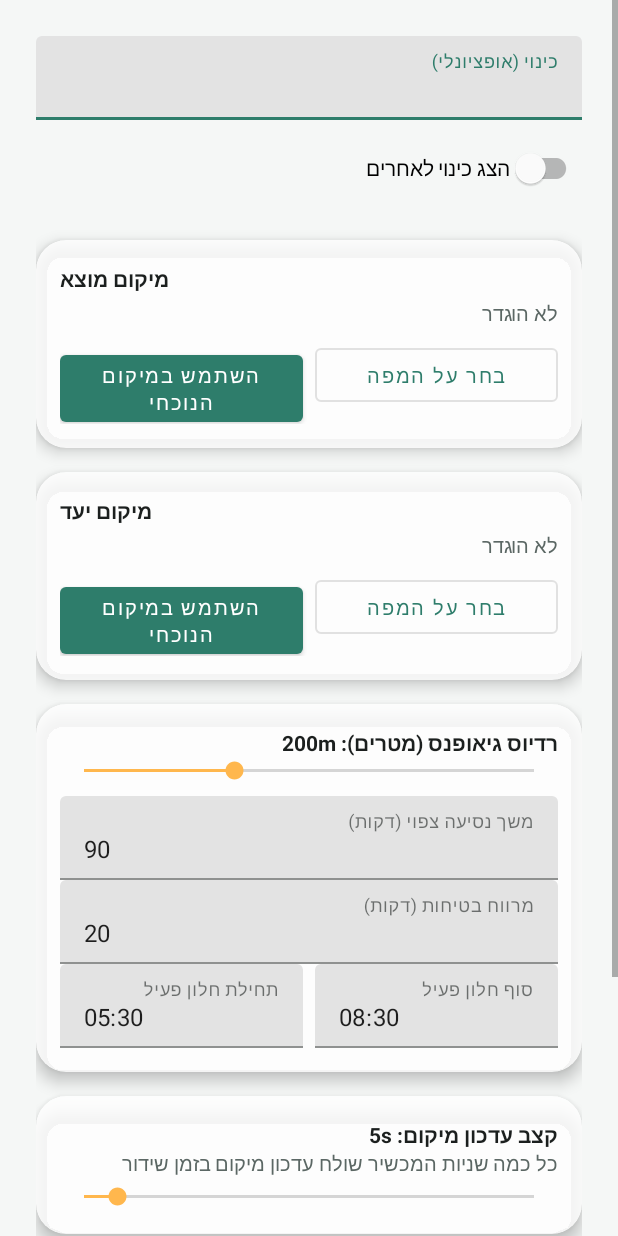
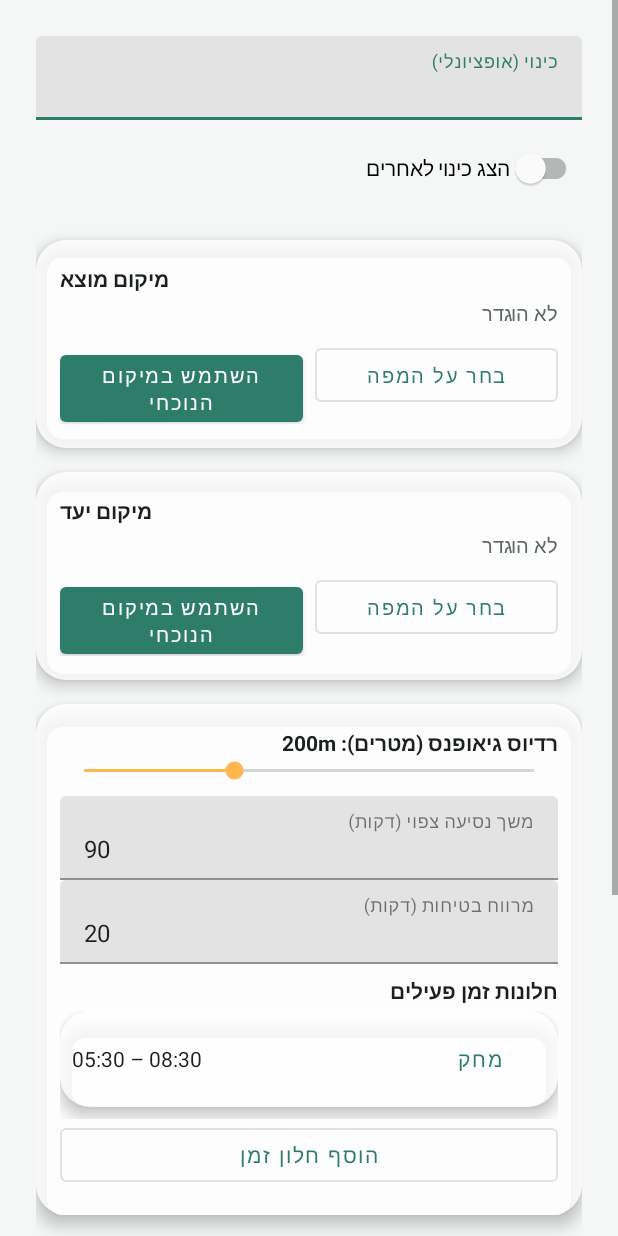
Before and after one commit to shimonhoter/transportation_location_sharing, an Android app: the SettingsActivity screen opened directly, with no data from a screen before it, on a phone screen of 412 x 824 dp. Run offline under Robolectric (Android 15) with nearby library versions, the phone set to English and light mode, and no system bars.

Commit message:
Add map auto-centering and multiple active time windows
Map auto-center:
- assets/map.html: a toggle control (view mode only, on by default at
  every fresh launch) that centers the map on the ride's location on
  every update. Turning it off lets the user freely pan/zoom without
  being pulled back; turning it back on immediately re-centers on the
  current marker.

Multiple active time windows:
- New TimeWindow data class (data/TimeWindow.kt) — a daily
  start/end-minutes window with a stable id.
- Prefs.activeWindows replaces the old single
  activeWindowStartMinutes/activeWindowEndMinutes pair with a
  JSON-backed list; migrates an existing single window from prior
  installs automatically.
- ActiveWindow.isNowActive now checks whether the current time falls
  inside ANY configured window, not just one.
- Settings screen: the two start/end fields are replaced with a list of
  windows (tap a row to edit, delete button per row) plus an "add
  window" button, backed by a shared add/edit dialog. Refuses to delete
  the last remaining window and validates end > start, so automation
  can never end up silently disabled by an empty or malformed window
  list.

docs/SPEC_HE.md and SPEC_EN.md updated (sections 3.3 and 6) to describe
both features.

Co-Authored-By: Claude Sonnet 5 <noreply@anthropic.com>
Claude-Session: https://claude.ai/code/session_01B9TmSu4LDiP2H4gaGacLuC

```diff
--- a/app/src/main/java/com/shimonhoter/ridelocationshare/SettingsActivity.kt
+++ b/app/src/main/java/com/shimonhoter/ridelocationshare/SettingsActivity.kt
@@ -5,17 +5,23 @@ import android.app.TimePickerDialog
 import android.content.Intent
 import android.content.pm.PackageManager
 import android.os.Bundle
+import android.view.LayoutInflater
 import android.widget.CheckBox
 import android.widget.SeekBar
 import android.widget.Toast
 import androidx.activity.result.contract.ActivityResultContracts
+import androidx.appcompat.app.AlertDialog
 import androidx.appcompat.app.AppCompatActivity
 import androidx.core.content.ContextCompat
 import com.google.android.gms.location.LocationServices
 import com.shimonhoter.ridelocationshare.data.GeoPoint
 import com.shimonhoter.ridelocationshare.data.Prefs
+import com.shimonhoter.ridelocationshare.data.TimeWindow
 import com.shimonhoter.ridelocationshare.databinding.ActivitySettingsBinding
+import com.shimonhoter.ridelocationshare.databinding.DialogTimeWindowBinding
+import com.shimonhoter.ridelocationshare.databinding.ItemTimeWindowBinding
 import java.util.Calendar
+import java.util.UUID
 
 class SettingsActivity : AppCompatActivity() {
 
@@ -25,6 +31,7 @@ class SettingsActivity : AppCompatActivity() {
     private var pendingOrigin: GeoPoint? = null
     private var pendingDestination: GeoPoint? = null
     private var mapPickerTarget: PickTarget? = null
+    private val pendingTimeWindows = mutableListOf<TimeWindow>()
 
     private enum class PickTarget { ORIGIN, DESTINATION }
 
@@ -53,8 +60,7 @@ class SettingsActivity : AppCompatActivity() {
         binding.btnOriginPickMap.setOnClickListener { openMapPicker(PickTarget.ORIGIN) }
         binding.btnDestinationPickMap.setOnClickListener { openMapPicker(PickTarget.DESTINATION) }
 
-        binding.etActiveWindowStart.setOnClickListener { pickTime(binding.etActiveWindowStart) }
-        binding.etActiveWindowEnd.setOnClickListener { pickTime(binding.etActiveWindowEnd) }
+        binding.btnAddTimeWindow.setOnClickListener { showTimeWindowDialog(null) }
 
         binding.seekGeofenceRadius.setOnSeekBarChangeListener(object : SeekBar.OnSeekBarChangeListener {
             override fun onProgressChanged(seekBar: SeekBar?, progress: Int, fromUser: Boolean) {
@@ -92,8 +98,10 @@ class SettingsActivity : AppCompatActivity() {
 
         binding.etTripDuration.setText(prefs.tripDurationMinutes.toString())
         binding.etSafetyMargin.setText(prefs.safetyMarginMinutes.toString())
-        binding.etActiveWindowStart.setText(minutesToTime(prefs.activeWindowStartMinutes))
-        binding.etActiveWindowEnd.setText(minutesToTime(prefs.activeWindowEndMinutes))
+
+        pendingTimeWindows.clear()
+        pendingTimeWindows.addAll(prefs.activeWindows)
+        renderTimeWindowsList()
 
         val activeDays = prefs.activeDays
         binding.cbSunday.isChecked = Calendar.SUNDAY in activeDays
@@ -103,6 +111,55 @@ class SettingsActivity : AppCompatActivity() {
         binding.cbThursday.isChecked = Calendar.THURSDAY in activeDays
         binding.cbFriday.isChecked = Calendar.FRIDAY in activeDays
         binding.cbSaturday.isChecked = Calendar.SATURDAY in activeDays
+    }
+
+    private fun renderTimeWindowsList() {
+        binding.llTimeWindows.removeAllViews()
+        pendingTimeWindows.forEach { window ->
+            val itemBinding = ItemTimeWindowBinding.inflate(layoutInflater, binding.llTimeWindows, false)
+            itemBinding.tvTimeWindowLabel.text = "${minutesToTime(window.startMinutes)} – ${minutesToTime(window.endMinutes)}"
+            itemBinding.root.setOnClickListener { showTimeWindowDialog(window) }
+            itemBinding.btnDeleteTimeWindow.setOnClickListener { deleteTimeWindow(window) }
+            binding.llTimeWindows.addView(itemBinding.root)
+        }
+    }
+
+    private fun deleteTimeWindow(window: TimeWindow) {
+        if (pendingTimeWindows.size <= 1) {
+            Toast.makeText(this, R.string.time_windows_empty_error, Toast.LENGTH_SHORT).show()
+            return
+        }
+        pendingTimeWindows.removeAll { it.id == window.id }
+        renderTimeWindowsList()
+    }
+
+    private fun showTimeWindowDialog(existing: TimeWindow?) {
+        val dialogBinding = DialogTimeWindowBinding.inflate(LayoutInflater.from(this))
+        dialogBinding.etWindowStart.setText(minutesToTime(existing?.startMinutes ?: 5 * 60 + 30))
+        dialogBinding.etWindowEnd.setText(minutesToTime(existing?.endMinutes ?: 8 * 60 + 30))
+        dialogBinding.etWindowStart.setOnClickListener { pickTime(dialogBinding.etWindowStart) }
+        dialogBinding.etWindowEnd.setOnClickListener { pickTime(dialogBinding.etWindowEnd) }
+
+        AlertDialog.Builder(this)
+            .setTitle(R.string.active_windows_label)
+            .setView(dialogBinding.root)
+            .setPositiveButton(R.string.save_button) { _, _ ->
+                val startMinutes = timeToMinutes(dialogBinding.etWindowStart.text?.toString(), existing?.startMinutes ?: 0)
+                val endMinutes = timeToMinutes(dialogBinding.etWindowEnd.text?.toString(), existing?.endMinutes ?: 0)
+                if (endMinutes <= startMinutes) {
+                    Toast.makeText(this, R.string.time_window_invalid_error, Toast.LENGTH_SHORT).show()
+                    return@setPositiveButton
+                }
+                if (existing != null) {
+                    pendingTimeWindows.removeAll { it.id == existing.id }
+                    pendingTimeWindows.add(TimeWindow(existing.id, startMinutes, endMinutes))
+                } else {
+                    pendingTimeWindows.add(TimeWindow(UUID.randomUUID().toString(), startMinutes, endMinutes))
+                }
+                renderTimeWindowsList()
+            }
+            .setNegativeButton(android.R.string.cancel, null)
+            .show()
     }
 
     private fun updateGeofenceLabel(radius: Int) {
@@ -197,8 +254,7 @@ class SettingsActivity : AppCompatActivity() {
         prefs.locationUpdateIntervalSeconds = binding.seekLocationUpdateInterval.progress
         prefs.tripDurationMinutes = binding.etTripDuration.text?.toString()?.toIntOrNull() ?: prefs.tripDurationMinutes
         prefs.safetyMarginMinutes = binding.etSafetyMargin.text?.toString()?.toIntOrNull() ?: prefs.safetyMarginMinutes
-        prefs.activeWindowStartMinutes = timeToMinutes(binding.etActiveWindowStart.text?.toString(), prefs.activeWindowStartMinutes)
-        prefs.activeWindowEndMinutes = timeToMinutes(binding.etActiveWindowEnd.text?.toString(), prefs.activeWindowEndMinutes)
+        prefs.activeWindows = pendingTimeWindows.toList()
 
         val days = mutableSetOf<Int>()
         addDayIfChecked(days, binding.cbSunday, Calendar.SUNDAY)
--- a/app/src/main/java/com/shimonhoter/ridelocationshare/data/Prefs.kt
+++ b/app/src/main/java/com/shimonhoter/ridelocationshare/data/Prefs.kt
@@ -42,14 +42,25 @@ class Prefs(context: Context) {
         get() = sp.getInt(KEY_SAFETY_MARGIN, 20)
         set(value) = sp.edit().putInt(KEY_SAFETY_MARGIN, value).apply()
 
-    /** Minutes since midnight. Default 05:30-08:30. */
-    var activeWindowStartMinutes: Int
-        get() = sp.getInt(KEY_WINDOW_START, 5 * 60 + 30)
-        set(value) = sp.edit().putInt(KEY_WINDOW_START, value).apply()
-
-    var activeWindowEndMinutes: Int
-        get() = sp.getInt(KEY_WINDOW_END, 8 * 60 + 30)
-        set(value) = sp.edit().putInt(KEY_WINDOW_END, value).apply()
+    /** One or more daily active windows (minutes since midnight); ANY match activates automation. */
+    var activeWindows: List<TimeWindow>
+        get() {
+            val raw = sp.getString(KEY_ACTIVE_WINDOWS, null)
+            if (raw != null) {
+                val array = JSONArray(raw)
+                return (0 until array.length()).map { TimeWindow.fromJson(array.getJSONObject(it)) }
+            }
+            // Migrate a pre-existing single window from before multi-window support, if any.
+            if (sp.contains(KEY_WINDOW_START) && sp.contains(KEY_WINDOW_END)) {
+                return listOf(TimeWindow("default", sp.getInt(KEY_WINDOW_START, 5 * 60 + 30), sp.getInt(KEY_WINDOW_END, 8 * 60 + 30)))
+            }
+            return listOf(TimeWindow("default", 5 * 60 + 30, 8 * 60 + 30))
+        }
+        set(value) {
+            val array = JSONArray()
+            value.forEach { array.put(it.toJson()) }
+            sp.edit().putString(KEY_ACTIVE_WINDOWS, array.toString()).apply()
+        }
 
     /** java.util.Calendar.DAY_OF_WEEK values (1=Sunday..7=Saturday). Default Sun-Thu. */
     var activeDays: Set<Int>
@@ -116,6 +127,7 @@ class Prefs(context: Context) {
         private const val KEY_SAFETY_MARGIN = "safety_margin"
         private const val KEY_WINDOW_START = "window_start"
         private const val KEY_WINDOW_END = "window_end"
+        private const val KEY_ACTIVE_WINDOWS = "active_windows"
         private const val KEY_ACTIVE_DAYS = "active_days"
         private const val KEY_ALERT_ZONES = "alert_zones"
         private const val KEY_ALERTED_ZONE_IDS = "alerted_zone_ids"
--- /dev/null
+++ b/app/src/main/java/com/shimonhoter/ridelocationshare/data/TimeWindow.kt
@@ -0,0 +1,24 @@
+package com.shimonhoter.ridelocationshare.data
+
+import org.json.JSONObject
+
+/** Minutes since midnight for both bounds; a single daily active window (docs/SPEC_EN.md 3.3/3.8). */
+data class TimeWindow(
+    val id: String,
+    val startMinutes: Int,
+    val endMinutes: Int
+) {
+    fun toJson(): JSONObject = JSONObject().apply {
+        put("id", id)
+        put("startMinutes", startMinutes)
+        put("endMinutes", endMinutes)
+    }
+
+    companion object {
+        fun fromJson(json: JSONObject): TimeWindow = TimeWindow(
+            id = json.getString("id"),
+            startMinutes = json.getInt("startMinutes"),
+            endMinutes = json.getInt("endMinutes")
+        )
+    }
+}
--- a/app/src/main/java/com/shimonhoter/ridelocationshare/util/ActiveWindow.kt
+++ b/app/src/main/java/com/shimonhoter/ridelocationshare/util/ActiveWindow.kt
@@ -5,7 +5,9 @@ import java.util.Calendar
 
 /**
  * "Active days" gate everything else, per docs/SPEC_EN.md 2/3.3: the app
- * must never activate automation outside the configured days/time window.
+ * must never activate automation outside the configured days/time windows.
+ * A user can configure more than one daily window (e.g. morning commute AND
+ * evening return) — any one of them matching is enough.
  */
 object ActiveWindow {
     fun isNowActive(prefs: Prefs, now: Calendar = Calendar.getInstance()): Boolean {
@@ -13,6 +15,6 @@ object ActiveWindow {
         if (dayOfWeek !in prefs.activeDays) return false
 
         val minutesNow = now.get(Calendar.HOUR_OF_DAY) * 60 + now.get(Calendar.MINUTE)
-        return minutesNow in prefs.activeWindowStartMinutes..prefs.activeWindowEndMinutes
+        return prefs.activeWindows.any { minutesNow in it.startMinutes..it.endMinutes }
     }
 }
--- a/app/src/main/res/layout/activity_settings.xml
+++ b/app/src/main/res/layout/activity_settings.xml
@@ -176,40 +176,27 @@
                         android:inputType="number" />
                 </com.google.android.material.textfield.TextInputLayout>
 
-                <LinearLayout
+                <TextView
                     android:layout_width="match_parent"
                     android:layout_height="wrap_content"
-                    android:orientation="horizontal">
+                    android:layout_marginTop="@dimen/spacing_sm"
+                    android:layout_marginBottom="@dimen/spacing_xs"
+                    android:text="@string/active_windows_label"
+                    android:textColor="@color/on_surface"
+                    android:textStyle="bold" />
 
-                    <com.google.android.material.textfield.TextInputLayout
-                        android:layout_width="0dp"
-                        android:layout_height="wrap_content"
-                        android:layout_weight="1"
-                        android:layout_marginEnd="@dimen/spacing_sm"
-                        android:hint="@string/active_window_start_label">
+                <LinearLayout
+                    android:id="@+id/llTimeWindows"
+                    android:layout_width="match_parent"
+                    android:layout_height="wrap_content"
+                    android:orientation="vertical" />
 
-                        <com.google.android.material.textfield.TextInputEditText
-                            android:id="@+id/etActiveWindowStart"
-                            android:layout_width="match_parent"
-                            android:layout_height="wrap_content"
-                            android:focusable="false"
-                            android:clickable="true" />
-                    </com.google.android.material.textfield.TextInputLayout>
-
-                    <com.google.android.material.textfield.TextInputLayout
-                        android:layout_width="0dp"
-                        android:layout_height="wrap_content"
-                        android:layout_weight="1"
-                        android:hint="@string/active_window_end_label">
-
-                        <com.google.android.material.textfield.TextInputEditText
-                            android:id="@+id/etActiveWindowEnd"
-                            android:layout_width="match_parent"
-                            android:layout_height="wrap_content"
-                            android:focusable="false"
-                            android:clickable="true" />
-                    </com.google.android.material.textfield.TextInputLayout>
-                </LinearLayout>
+                <com.google.android.material.button.MaterialButton
+                    android:id="@+id/btnAddTimeWindow"
+                    style="@style/Widget.MaterialComponents.Button.OutlinedButton"
+                    android:layout_width="match_parent"
+                    android:layout_height="wrap_content"
+                    android:text="@string/add_time_window_button" />
             </LinearLayout>
         </com.google.android.material.card.MaterialCardView>
 
--- /dev/null
+++ b/app/src/main/res/layout/item_time_window.xml
@@ -0,0 +1,29 @@
+<?xml version="1.0" encoding="utf-8"?>
+<com.google.android.material.card.MaterialCardView xmlns:android="http://schemas.android.com/apk/res/android"
+    style="@style/RideCard"
+    android:layout_marginBottom="@dimen/spacing_sm">
+
+    <LinearLayout
+        android:layout_width="match_parent"
+        android:layout_height="wrap_content"
+        android:orientation="horizontal"
+        android:padding="@dimen/spacing_sm"
+        android:gravity="center_vertical"
+        android:clickable="true"
+        android:focusable="true">
+
+        <TextView
+            android:id="@+id/tvTimeWindowLabel"
+            android:layout_width="0dp"
+            android:layout_height="wrap_content"
+            android:layout_weight="1"
+            android:textColor="@color/on_surface" />
+
+        <com.google.android.material.button.MaterialButton
+            android:id="@+id/btnDeleteTimeWindow"
+            style="@style/Widget.MaterialComponents.Button.TextButton"
+            android:layout_width="wrap_content"
+            android:layout_height="wrap_content"
+            android:text="@string/delete_button" />
+    </LinearLayout>
+</com.google.android.material.card.MaterialCardView>
--- a/app/src/main/res/values/strings.xml
+++ b/app/src/main/res/values/strings.xml
@@ -37,8 +37,13 @@
     <string name="geofence_radius_label">רדיוס גיאופנס (מטרים)</string>
     <string name="trip_duration_label">משך נסיעה צפוי (דקות)</string>
     <string name="safety_margin_label">מרווח בטיחות (דקות)</string>
-    <string name="active_window_start_label">תחילת חלון פעיל</string>
-    <string name="active_window_end_label">סוף חלון פעיל</string>
+    <string name="active_window_start_label">תחילת חלון</string>
+    <string name="active_window_end_label">סוף חלון</string>
+    <string name="active_windows_label">חלונות זמן פעילים</string>
+    <string name="add_time_window_button">הוסף חלון זמן</string>
+    <string name="delete_button">מחק</string>
+    <string name="time_window_invalid_error">שעת הסיום חייבת להיות אחרי שעת ההתחלה</string>
+    <string name="time_windows_empty_error">חייב להישאר לפחות חלון זמן פעיל אחד</string>
     <string name="location_update_interval_label">קצב עדכון מיקום</string>
     <string name="location_update_interval_hint">כל כמה שניות המכשיר שולח עדכון מיקום בזמן שידור</string>
     <string name="active_days_label">ימי פעילות</string>
```
Also changed, not shown: app/src/main/res/layout/dialog_time_window.xml (added, +39 -0 lines), 3 other files.
